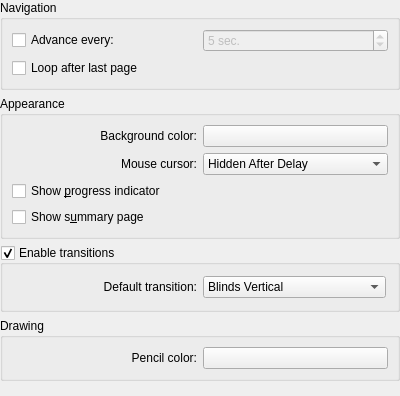
Old version of the form conf/dlgpresentationbase.ui in the repository KDE/okular.
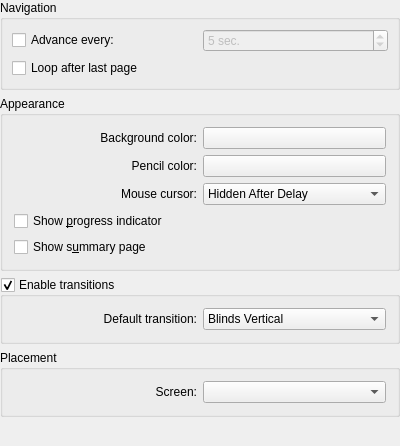
New version of the form. Custom widgets are drawn as their Qt base class.

Commit message:
Add the possibility to choose which screen to use for the presentation mode. Default is "Default Screen", with the options for showing it to any available screen.
Also, dynamically resize when the screen used for the presentation mode changes size during a presentation.

Many thanks to 'zbsz' for his testing!

GUI:

```diff
--- a/conf/dlgpresentationbase.ui
+++ b/conf/dlgpresentationbase.ui
@@ -6,13 +6,10 @@
     <x>0</x>
     <y>0</y>
     <width>400</width>
-    <height>396</height>
+    <height>446</height>
    </rect>
   </property>
-  <layout class="QVBoxLayout" >
-   <property name="spacing" >
-    <number>6</number>
-   </property>
+  <layout class="QVBoxLayout" name="verticalLayout_2" >
    <property name="margin" >
     <number>0</number>
    </property>
@@ -73,21 +70,9 @@
      <property name="title" >
       <string>Appearance</string>
      </property>
-     <layout class="QVBoxLayout" >
-      <property name="spacing" >
-       <number>6</number>
-      </property>
-      <property name="margin" >
-       <number>9</number>
-      </property>
+     <layout class="QVBoxLayout" name="verticalLayout" >
       <item>
-       <layout class="QGridLayout" >
-        <property name="margin" >
-         <number>0</number>
-        </property>
-        <property name="spacing" >
-         <number>6</number>
-        </property>
+       <layout class="QGridLayout" name="gridLayout_3" >
         <item row="0" column="0" >
          <widget class="QLabel" name="textLabel3" >
           <property name="text" >
@@ -102,6 +87,19 @@
          <widget class="KColorButton" name="kcfg_SlidesBackgroundColor" />
         </item>
         <item row="1" column="0" >
+         <widget class="QLabel" name="label" >
+          <property name="text" >
+           <string>Pencil color:</string>
+          </property>
+          <property name="alignment" >
+           <set>Qt::AlignRight|Qt::AlignTrailing|Qt::AlignVCenter</set>
+          </property>
+         </widget>
+        </item>
+        <item row="1" column="1" >
+         <widget class="KColorButton" name="kcfg_SlidesPencilColor" />
+        </item>
+        <item row="2" column="0" >
          <widget class="QLabel" name="textLabel2" >
           <property name="text" >
            <string>Mouse cursor:</string>
@@ -111,7 +109,7 @@
           </property>
          </widget>
         </item>
-        <item row="1" column="1" >
+        <item row="2" column="1" >
          <widget class="QComboBox" name="kcfg_SlidesCursor" >
           <item>
            <property name="text" >
@@ -269,39 +267,23 @@
     </widget>
    </item>
    <item>
-    <widget class="QGroupBox" name="groupBox_3" >
+    <widget class="QGroupBox" name="groupBox_4" >
      <property name="title" >
-      <string>Drawing</string>
+      <string>Placement</string>
      </property>
-     <layout class="QVBoxLayout" >
-      <property name="spacing" >
-       <number>6</number>
-      </property>
-      <property name="margin" >
-       <number>9</number>
-      </property>
-      <item>
-       <layout class="QHBoxLayout" >
-        <property name="spacing" >
-         <number>6</number>
+     <layout class="QGridLayout" name="gridLayout_2" >
+      <item row="0" column="0" >
+       <widget class="QLabel" name="label_2" >
+        <property name="text" >
+         <string>Screen:</string>
         </property>
-        <property name="margin" >
-         <number>0</number>
+        <property name="alignment" >
+         <set>Qt::AlignRight|Qt::AlignTrailing|Qt::AlignVCenter</set>
         </property>
-        <item>
-         <widget class="QLabel" name="label" >
-          <property name="text" >
-           <string>Pencil color:</string>
-          </property>
-          <property name="alignment" >
-           <set>Qt::AlignRight|Qt::AlignTrailing|Qt::AlignVCenter</set>
-          </property>
-         </widget>
-        </item>
-        <item>
-         <widget class="KColorButton" name="kcfg_SlidesPencilColor" />
-        </item>
-       </layout>
+       </widget>
+      </item>
+      <item row="0" column="1" >
+       <widget class="QComboBox" name="screenCombo" />
       </item>
      </layout>
     </widget>
@@ -316,8 +298,8 @@
      </property>
      <property name="sizeHint" stdset="0" >
       <size>
-       <width>318</width>
-       <height>16</height>
+       <width>20</width>
+       <height>4</height>
       </size>
      </property>
     </spacer>
```
The commit also changes 5 other files.
